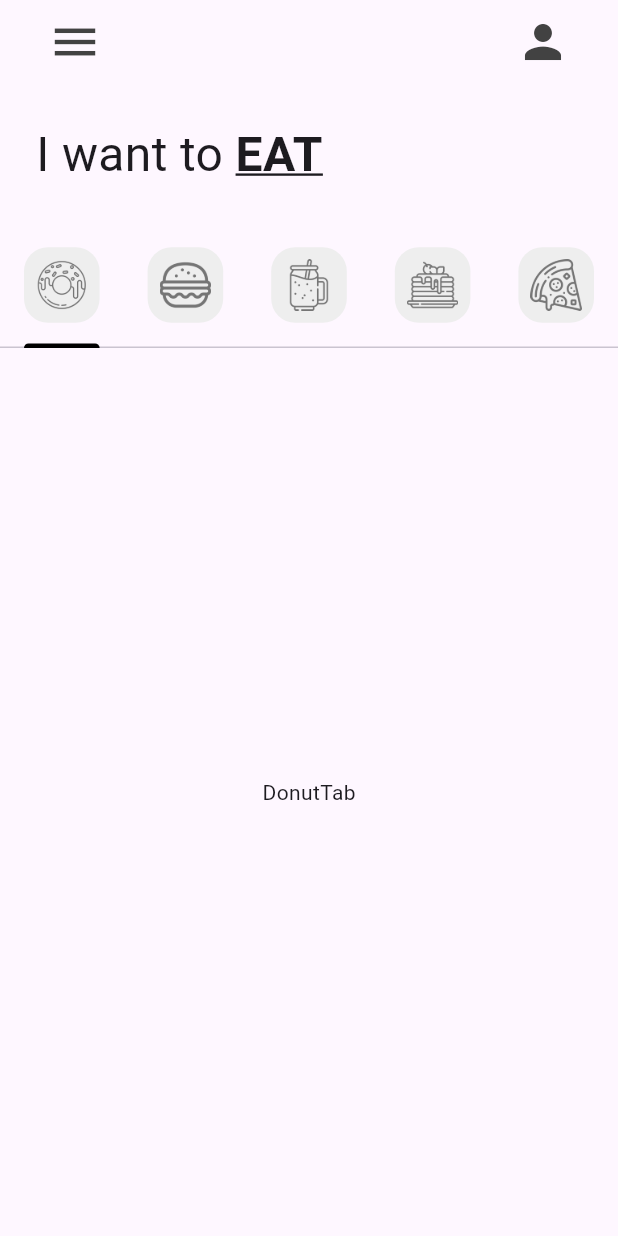
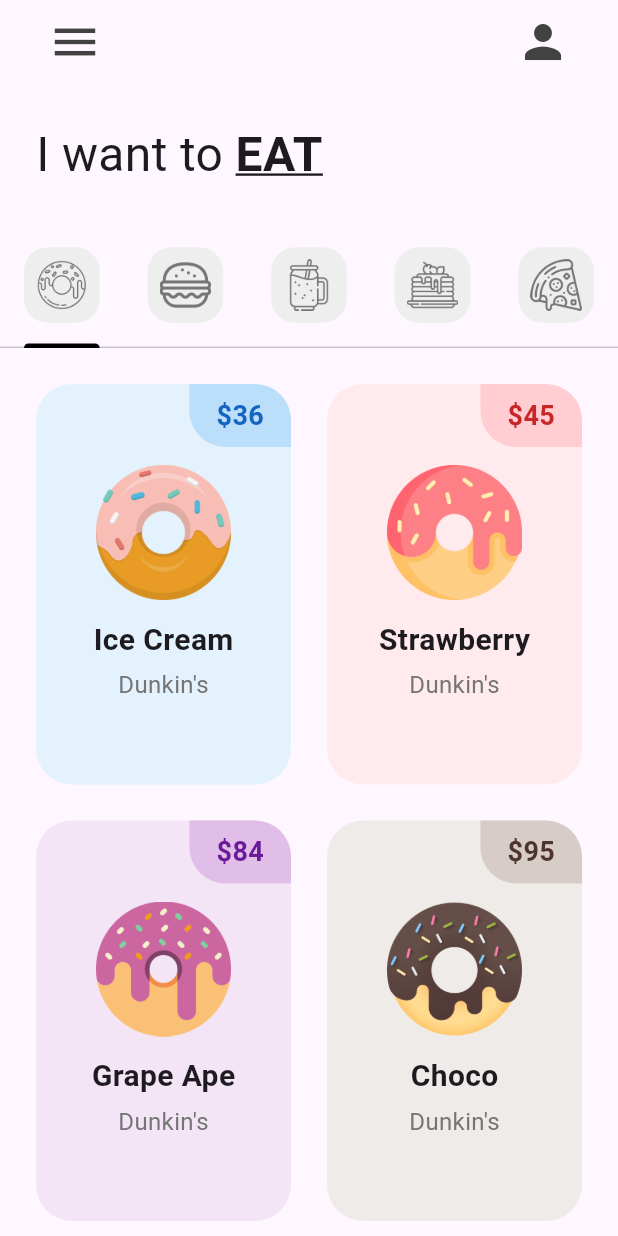
Before and after one commit to Luisasio/reto1_donut_app_luis_ake, a Flutter app: the screen it shows after launch, on a phone screen of 412 x 824 dp. Run offline on Flutter 3.47's test engine with Material 3 defaults, Android fonts, the light colour scheme and no system bars.

Commit message:
DonutTile añadido

```diff
--- a/lib/pages/home_page.dart
+++ b/lib/pages/home_page.dart
@@ -61,7 +61,7 @@
           //tap bar
           TabBar(tabs: myTabs),
           //tap bar view
-          const Expanded(child: TabBarView(children: [
+          Expanded(child: TabBarView(children: [
             //Donut
             DonutTab(),
             //Burger tab
--- a/lib/tab/donut_tab.dart
+++ b/lib/tab/donut_tab.dart
@@ -1,14 +1,34 @@
 import 'package:flutter/material.dart';
 
+import '../utils/donut_tile.dart';
+
 class DonutTab extends StatelessWidget {
-  const DonutTab({super.key});
+
+  //List of donuts
+  final List donutsOnSale =[
+    // [donutFlavor, donutPrice,donutColor, imageName]
+    ["Ice Cream", "36", Colors.blue,"lib/images/icecream_donut.png"],
+    ["Strawberry", "45", Colors.red,"lib/images/strawberry_donut.png"],
+    ["Grape Ape", "84", Colors.purple,"lib/images/grape_donut.png"],
+    ["Choco", "95", Colors.brown,"lib/images/chocolate_donut.png"],
+  ];
+
+  DonutTab({super.key});
 
   @override
   Widget build(BuildContext context) {
-    return Container(
-      child: const Center(
-        child: Text('DonutTab'),
-      ),
-    );
+   return GridView.builder(
+    itemCount: donutsOnSale.length, //longitud de los elementos
+    padding: const EdgeInsets.all(12),
+    gridDelegate: const SliverGridDelegateWithFixedCrossAxisCount(
+      crossAxisCount: 2, childAspectRatio: 1/ 1.5), //Dos columnas
+    itemBuilder: (context, index) {
+      return DonutTile(
+        donutFlavor: donutsOnSale[index][0],
+        donutPrice: donutsOnSale[index][1],
+        donutColor: donutsOnSale[index][2],
+        imageName: donutsOnSale[index][3],
+      );
+    });
   }
 }
--- /dev/null
+++ b/lib/utils/donut_tile.dart
@@ -0,0 +1,87 @@
+import 'package:flutter/material.dart';
+
+class DonutTile extends StatelessWidget {
+  final String donutFlavor;
+  final String donutPrice;
+  final dynamic donutColor; // dynamic porque será de tipo Color y también usará []
+  final String imageName;
+
+  final double borderRadius = 24;
+
+  const DonutTile({
+    super.key,
+    required this.donutFlavor,
+    required this.donutPrice,
+    this.donutColor,
+    required this.imageName,
+  });
+
+  @override
+  Widget build(BuildContext context) {
+    return Padding(
+      padding: const EdgeInsets.all(12),
+      child: Container(
+        decoration: BoxDecoration(
+          color: donutColor[50], // Aquí se usa el dynamic
+          borderRadius: BorderRadius.circular(borderRadius),
+        ),
+        child: Column(
+          children: [
+            // Precio de la dona
+            Row(
+              // Alinear a la derecha
+              mainAxisAlignment: MainAxisAlignment.end,
+              children: [
+                Container(
+                  decoration: BoxDecoration(
+                    color: donutColor[100],
+                    borderRadius: BorderRadius.only(
+                      topRight: Radius.circular(borderRadius),
+                      bottomLeft: Radius.circular(borderRadius),
+                    ),
+                  ),
+                  padding: const EdgeInsets.symmetric(vertical: 8, horizontal: 18),
+                  child: Text(
+                    '\$$donutPrice',
+                    style: TextStyle(
+                      fontWeight: FontWeight.bold,
+                      fontSize: 18,
+                      color: donutColor[800],
+                    ),
+                  ),
+                )
+              ],
+            ),
+            // Imagen de la dona
+            Padding(
+              padding: const EdgeInsets.symmetric(horizontal: 40, vertical: 12),
+              child: Image.asset(imageName),
+            ),
+            // Texto del sabor de la dona
+            Padding(
+              padding: const EdgeInsets.only(bottom: 4), // Un padding más pequeño
+              child: Text(
+                donutFlavor,
+                style: const TextStyle(
+                  fontSize: 20,
+                  fontWeight: FontWeight.bold, // Puedes cambiar el color si lo deseas
+                ),
+              ),
+            ),
+            // Texto "Dunkin's" debajo del sabor
+            Padding(
+              padding: const EdgeInsets.only(bottom: 12), // Opcionalmente agrega espacio extra si deseas
+              child: Text(
+                "Dunkin's",
+                style: TextStyle(
+                  fontSize: 16,
+                  color: Colors.grey[600], // Un color gris para darle un toque secundario
+                ),
+              ),
+            ),
+          ],
+        ),
+      ),
+    );
+  }
+}
```
